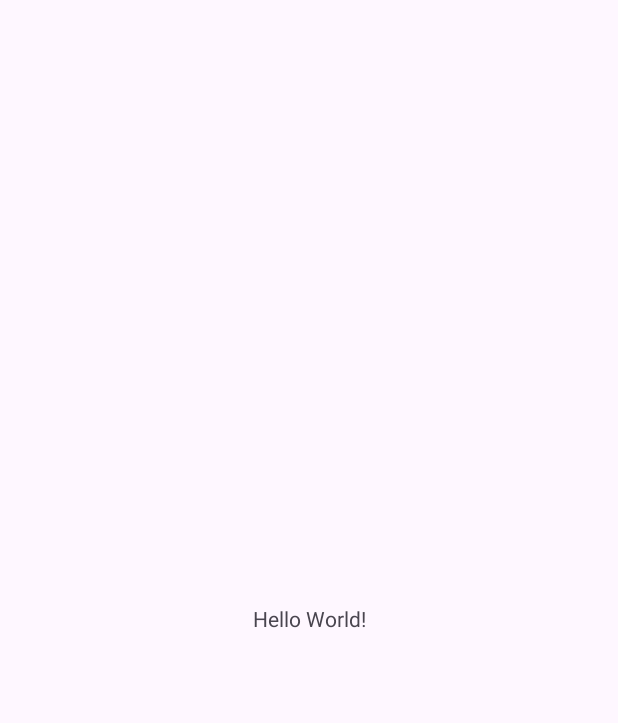
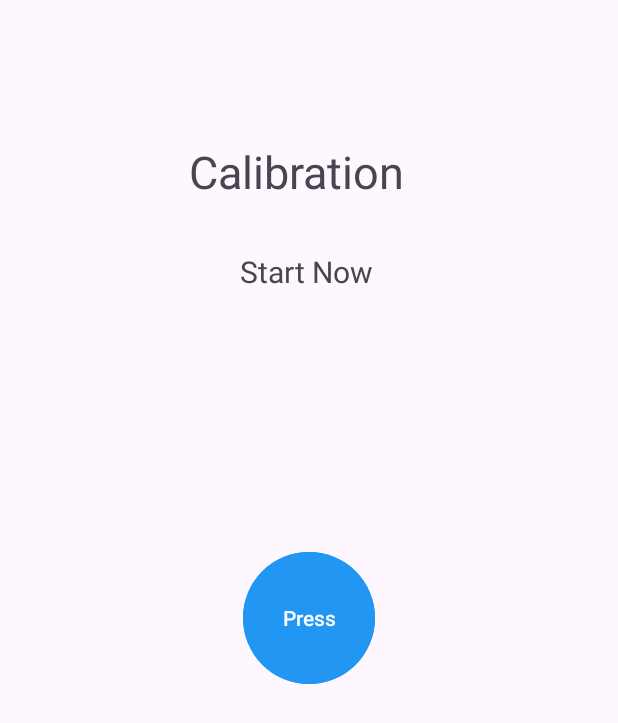
Before and after one commit to catyabut/CS490_DriveSense, an Android app: the screen it shows after launch (MainActivity before the commit, CalibrationActivity after it), on a phone screen of 412 x 824 dp. Before the commit the part shown is almost empty. Shown: the top 723 px of the screen. Run offline under Robolectric (Android 15) with nearby library versions, the phone set to English and light mode, and no system bars; libraries missing offline, so code that uses them is left out: androidx.camera.core, androidx.camera.lifecycle, androidx.camera.view.

Commit message:
Created CalibrationActivity, ActiveCalibrationActivity, LoadingActivity, and added Sarah's FacialAttributeDetection java file. CalibrationActiveActivity when I press the button causes a crash on the samsung phone.

```diff
--- a/app/build.gradle
+++ b/app/build.gradle
@@ -34,6 +34,11 @@ dependencies {
     implementation libs.material
     implementation libs.activity
     implementation libs.constraintlayout
+    implementation libs.litert.api
+    implementation libs.litert.support.api
+    implementation libs.litert
+    implementation libs.camera.view
+    implementation libs.camera.lifecycle
     testImplementation libs.junit
     androidTestImplementation libs.ext.junit
     androidTestImplementation libs.espresso.core
--- a/app/src/main/java/com/example/cs490_drivesense/CalibrationActivity.java
+++ b/app/src/main/java/com/example/cs490_drivesense/CalibrationActivity.java
@@ -1,24 +1,50 @@
 package com.example.cs490_drivesense;
 
+import android.Manifest;
+import android.content.Intent;
+import android.content.pm.PackageManager;
 import android.os.Bundle;
-
-import androidx.activity.EdgeToEdge;
+import android.util.Log;
+import android.view.View;
+import android.widget.Button;
+import android.widget.Toast;
+import androidx.annotation.NonNull;
 import androidx.appcompat.app.AppCompatActivity;
-import androidx.core.graphics.Insets;
-import androidx.core.view.ViewCompat;
-import androidx.core.view.WindowInsetsCompat;
+import androidx.camera.core.Camera;
+import androidx.camera.core.CameraSelector;
+import androidx.camera.core.Preview;
+import androidx.camera.lifecycle.ProcessCameraProvider;
+import androidx.camera.view.PreviewView;
+import androidx.core.app.ActivityCompat;
+import androidx.core.content.ContextCompat;
+import com.google.common.util.concurrent.ListenableFuture;
+import java.util.concurrent.ExecutorService;
+import java.util.concurrent.Executors;
 
 public class CalibrationActivity extends AppCompatActivity {
+    private PreviewView previewView;
+    private ExecutorService cameraExecutor;
 
     @Override
     protected void onCreate(Bundle savedInstanceState) {
         super.onCreate(savedInstanceState);
-        EdgeToEdge.enable(this);
         setContentView(R.layout.activity_calibration);
-        ViewCompat.setOnApplyWindowInsetsListener(findViewById(R.id.main), (v, insets) -> {
-            Insets systemBars = insets.getInsets(WindowInsetsCompat.Type.systemBars());
-            v.setPadding(systemBars.left, systemBars.top, systemBars.right, systemBars.bottom);
-            return insets;
+
+        Button startButton = findViewById(R.id.button);
+
+        startButton.setOnClickListener(view -> {
+            // Move to another activity for camera activation
+            Intent intent = new Intent(CalibrationActivity.this, ActiveCalibrationActivity.class);
+            startActivity(intent);
         });
+
+        // Initialize camera executor for background thread
+        cameraExecutor = Executors.newSingleThreadExecutor();
+    }
+
+    @Override
+    protected void onDestroy() {
+        super.onDestroy();
+        cameraExecutor.shutdown();
     }
 }
--- a/app/src/main/java/com/example/cs490_drivesense/LoadingActivity.java
+++ b/app/src/main/java/com/example/cs490_drivesense/LoadingActivity.java
@@ -7,18 +7,21 @@ import androidx.appcompat.app.AppCompatActivity;
 import androidx.core.graphics.Insets;
 import androidx.core.view.ViewCompat;
 import androidx.core.view.WindowInsetsCompat;
+import android.content.Intent;
+import android.os.Handler;
 
 public class LoadingActivity extends AppCompatActivity {
 
     @Override
     protected void onCreate(Bundle savedInstanceState) {
         super.onCreate(savedInstanceState);
-        EdgeToEdge.enable(this);
         setContentView(R.layout.activity_loading);
-        ViewCompat.setOnApplyWindowInsetsListener(findViewById(R.id.main), (v, insets) -> {
-            Insets systemBars = insets.getInsets(WindowInsetsCompat.Type.systemBars());
-            v.setPadding(systemBars.left, systemBars.top, systemBars.right, systemBars.bottom);
-            return insets;
-        });
+
+        //Delay for 3 seconds before switching to CalibrationActivity
+        new Handler().postDelayed(() -> {
+            Intent intent = new Intent(LoadingActivity.this, CalibrationActivity.class);
+            startActivity(intent);
+            finish(); //Close this activity so the user can't return to it
+        }, 3000);
     }
 }
--- a/app/src/main/res/layout/activity_loading.xml
+++ b/app/src/main/res/layout/activity_loading.xml
@@ -15,10 +15,9 @@
         android:textSize="24sp"
         app:layout_constraintBottom_toTopOf="@+id/progressBar2"
         app:layout_constraintEnd_toEndOf="parent"
-        app:layout_constraintHorizontal_bias="0.847"
         app:layout_constraintStart_toStartOf="parent"
         app:layout_constraintTop_toTopOf="parent"
-        app:layout_constraintVertical_bias="0.529" />
+        app:layout_constraintVertical_bias="0.539" />
 
     <ProgressBar
         android:id="@+id/progressBar2"
@@ -27,7 +26,7 @@
         android:layout_height="28dp"
         app:layout_constraintBottom_toBottomOf="parent"
         app:layout_constraintEnd_toEndOf="parent"
-        app:layout_constraintHorizontal_bias="0.753"
+        app:layout_constraintHorizontal_bias="0.492"
         app:layout_constraintStart_toStartOf="parent"
         app:layout_constraintTop_toTopOf="parent"
         app:layout_constraintVertical_bias="0.499" />
--- a/app/src/main/res/layout/activity_main.xml
+++ b/app/src/main/res/layout/activity_main.xml
@@ -5,15 +5,4 @@
     android:id="@+id/main"
     android:layout_width="match_parent"
     android:layout_height="match_parent"
-    tools:context=".MainActivity">
-
-    <TextView
-        android:layout_width="wrap_content"
-        android:layout_height="wrap_content"
-        android:text="Hello World!"
-        app:layout_constraintBottom_toBottomOf="parent"
-        app:layout_constraintEnd_toEndOf="parent"
-        app:layout_constraintStart_toStartOf="parent"
-        app:layout_constraintTop_toTopOf="parent" />
-
-</androidx.constraintlayout.widget.ConstraintLayout>
+    tools:context=".MainActivity"/>
```
Also changed, not shown: app/src/main/AndroidManifest.xml (+8 -5 lines), app/src/main/java/com/example/cs490_drivesense/ActiveCalibrationActivity.java (added, +87 -0 lines), app/src/main/java/com/example/cs490_drivesense/CalibrationActiveActivity.java (deleted, +0 -24 lines), app/src/main/java/com/example/cs490_drivesense/MainActivity.java (+25 -0 lines), app/src/main/res/layout/activity_active_calibration2.xml (added, +22 -0 lines), app/src/main/res/layout/activity_calibration_active.xml (deleted, +0 -29 lines), app/src/main/res/layout/fragment_calibration.xml (+1 -9 lines), gradle/libs.versions.toml (+10 -0 lines).
